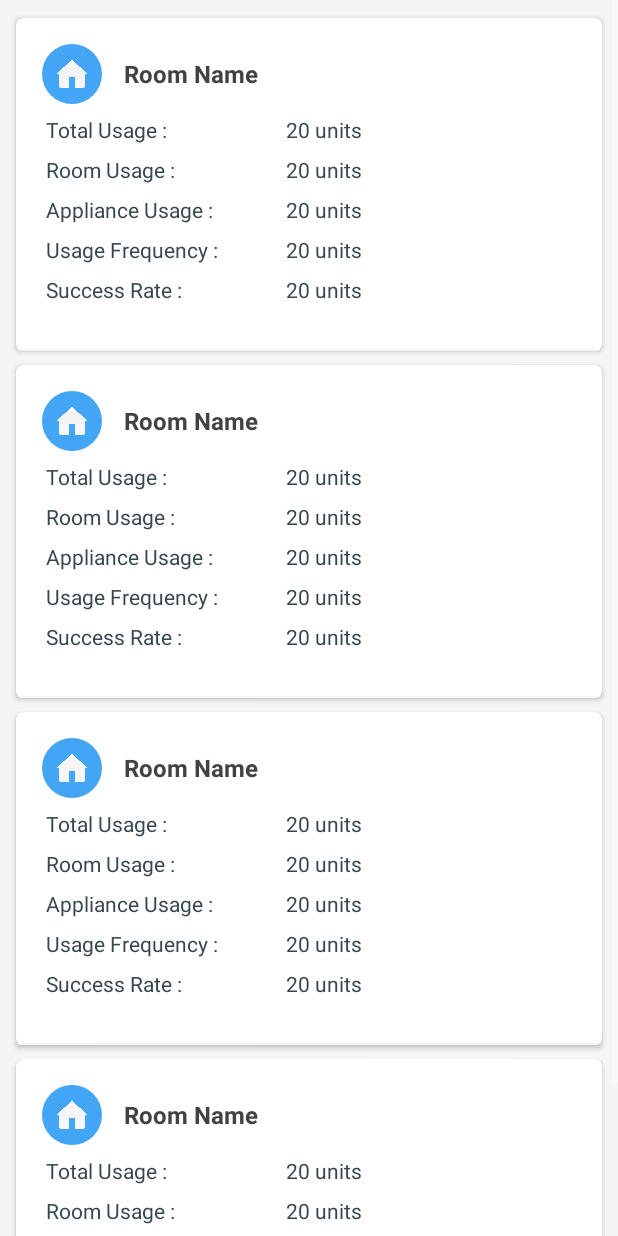
After one commit to iamrahulyadav/BoX, an Android app: the AdminDashboardActivity screen opened directly, with no data from a screen before it, on a phone screen of 412 x 824 dp. The commit adds this screen. Run offline under Robolectric (Android 15) with nearby library versions, the phone set to English and light mode, and no system bars; Roboto replaces fonts that are not available here.

```diff
--- a/app/src/main/AndroidManifest.xml
+++ b/app/src/main/AndroidManifest.xml
@@ -71,6 +71,11 @@
             android:screenOrientation="portrait"
             android:theme="@style/AppActionBarTheme"
             android:windowSoftInputMode="adjustPan|stateHidden" />
+        <activity
+            android:name=".activity.AdminDashboardActivity"
+            android:screenOrientation="portrait"
+            android:theme="@style/Theme.Design.NoActionBar"
+            android:windowSoftInputMode="adjustPan|stateHidden" />
 
         <receiver android:name=".activity.AddRoomActivity$PairingRequest">
             <intent-filter>
--- /dev/null
+++ b/app/src/main/java/com/aakriti/box/activity/AdminDashboardActivity.java
@@ -0,0 +1,15 @@
+package com.aakriti.box.activity;
+
+import android.os.Bundle;
+import android.support.v7.app.AppCompatActivity;
+
+import com.aakriti.box.R;
+
+public class AdminDashboardActivity extends AppCompatActivity {
+
+    @Override
+    protected void onCreate( Bundle savedInstanceState) {
+        super.onCreate(savedInstanceState);
+        setContentView(R.layout.activity_admin_dashboard);
+    }
+}
--- /dev/null
+++ b/app/src/main/res/layout/activity_admin_dashboard.xml
@@ -0,0 +1,34 @@
+<?xml version="1.0" encoding="utf-8"?>
+
+<ScrollView xmlns:android="http://schemas.android.com/apk/res/android"
+    android:layout_width="match_parent"
+    android:layout_height="match_parent">
+
+    <LinearLayout
+        android:layout_width="match_parent"
+        android:layout_height="match_parent"
+        android:background="@color/white"
+        android:orientation="vertical"
+        android:padding="7dp">
+
+        <include
+            layout="@layout/item_list_subcat"
+            android:layout_width="match_parent"
+            android:layout_height="wrap_content" />
+
+        <include
+            layout="@layout/item_list_subcat"
+            android:layout_width="match_parent"
+            android:layout_height="wrap_content" />
+
+        <include
+            layout="@layout/item_list_subcat"
+            android:layout_width="match_parent"
+            android:layout_height="wrap_content" />
+
+        <include
+            layout="@layout/item_list_subcat"
+            android:layout_width="match_parent"
+            android:layout_height="wrap_content" />
+    </LinearLayout>
+</ScrollView>
--- /dev/null
+++ b/app/src/main/res/layout/item_list_subcat.xml
@@ -0,0 +1,226 @@
+<?xml version="1.0" encoding="utf-8"?>
+<LinearLayout xmlns:android="http://schemas.android.com/apk/res/android"
+    xmlns:app="http://schemas.android.com/apk/res-auto"
+    android:id="@+id/lyt_parent"
+    android:layout_width="match_parent"
+    android:layout_height="wrap_content"
+    android:background="?attr/selectableItemBackground"
+    android:clickable="true"
+    android:orientation="vertical">
+
+    <android.support.v7.widget.CardView
+        android:layout_width="match_parent"
+        android:layout_height="wrap_content"
+        app:cardCornerRadius="@dimen/spacing_medium"
+        app:cardElevation="@dimen/spacing_xsmall"
+        app:cardUseCompatPadding="true">
+
+        <LinearLayout
+            android:layout_width="match_parent"
+            android:layout_height="wrap_content"
+            android:background="#ffffff"
+            android:orientation="vertical">
+
+            <LinearLayout
+                android:layout_width="match_parent"
+                android:layout_height="match_parent"
+                android:gravity="center_vertical"
+                android:orientation="vertical"
+                android:paddingBottom="@dimen/spacing_middle"
+                android:paddingLeft="@dimen/spacing_middle"
+                android:paddingTop="@dimen/spacing_middle">
+
+
+                <LinearLayout
+                    android:layout_width="match_parent"
+                    android:layout_height="wrap_content"
+                    android:orientation="horizontal">
+
+                    <ImageView
+                        android:id="@+id/photo"
+                        android:layout_width="40dp"
+                        android:layout_height="40dp"
+                        android:layout_gravity="center_vertical"
+                        android:layout_margin="7dp"
+                        android:background="@drawable/round_shape"
+                        android:padding="7dp"
+                        android:src="@drawable/ic_home"
+                        android:tint="@color/white"
+                        android:visibility="visible" />
+
+                    <TextView
+                        android:id="@+id/text_name"
+                        android:layout_width="wrap_content"
+                        android:layout_height="wrap_content"
+                        android:layout_gravity="center_vertical"
+                        android:layout_margin="7dp"
+                        android:gravity="center"
+                        android:text="Room Name"
+                        android:textAppearance="@style/TextAppearance.AppCompat.Subhead"
+                        android:textColor="@color/material_grey_800"
+                        android:textStyle="bold" />
+                </LinearLayout>
+
+                <LinearLayout
+                    android:layout_width="match_parent"
+                    android:layout_height="wrap_content"
+                    android:orientation="vertical"
+                    android:paddingLeft="@dimen/spacing_middle">
+
+                    <LinearLayout
+                        android:layout_width="match_parent"
+                        android:layout_height="wrap_content"
+                        android:orientation="horizontal"
+                        android:weightSum="2">
+
+                        <TextView
+                            android:layout_width="0dp"
+                            android:layout_height="wrap_content"
+                            android:layout_weight="1"
+                            android:text="Total Usage :"
+                            android:textAppearance="?android:textAppearance"
+                            android:textColor="@color/grey_dark" />
+
+                        <TextView
+                            android:layout_width="wrap_content"
+                            android:layout_height="wrap_content"
+                            android:text="20 units"
+                            android:textAppearance="?android:textAppearance"
+                            android:textColor="@color/grey_dark" />
+
+                    </LinearLayout>
+
+                    <LinearLayout
+                        android:layout_width="match_parent"
+                        android:layout_height="wrap_content"
+                        android:layout_marginTop="7dp"
+                        android:orientation="horizontal"
+                        android:weightSum="2">
+
+                        <TextView
+                            android:layout_width="0dp"
+                            android:layout_height="wrap_content"
+                            android:layout_weight="1"
+                            android:text="Room Usage :"
+                            android:textAppearance="?android:textAppearance"
+                            android:textColor="@color/grey_dark" />
+
+                        <TextView
+                            android:layout_width="wrap_content"
+                            android:layout_height="wrap_content"
+                            android:text="20 units"
+                            android:textAppearance="?android:textAppearance"
+                            android:textColor="@color/grey_dark" />
+
+                    </LinearLayout>
+
+                    <LinearLayout
+                        android:layout_width="match_parent"
+                        android:layout_height="wrap_content"
+                        android:layout_marginTop="7dp"
+                        android:orientation="horizontal"
+                        android:weightSum="2">
+
+                        <TextView
+                            android:layout_width="0dp"
+                            android:layout_height="wrap_content"
+                            android:layout_weight="1"
+                            android:text="Appliance Usage :"
+                            android:textAppearance="?android:textAppearance"
+                            android:textColor="@color/grey_dark" />
+
+                        <TextView
+                            android:layout_width="wrap_content"
+                            android:layout_height="wrap_content"
+                            android:text="20 units"
+                            android:textAppearance="?android:textAppearance"
+                            android:textColor="@color/grey_dark" />
+
+                    </LinearLayout>
+
+                    <LinearLayout
+                        android:layout_width="match_parent"
+                        android:layout_height="wrap_content"
+                        android:layout_marginTop="7dp"
+                        android:orientation="horizontal"
+                        android:weightSum="2">
+
+                        <TextView
+                            android:layout_width="0dp"
+                            android:layout_height="wrap_content"
+                            android:layout_weight="1"
+                            android:text="Usage Frequency :"
+                            android:textAppearance="?android:textAppearance"
+                            android:textColor="@color/grey_dark" />
+
+                        <TextView
+                            android:layout_width="wrap_content"
+                            android:layout_height="wrap_content"
+                            android:text="20 units"
+                            android:textAppearance="?android:textAppearance"
+                            android:textColor="@color/grey_dark" />
+
+                    </LinearLayout>
+
+                    <LinearLayout
+                        android:layout_width="match_parent"
+                        android:layout_height="wrap_content"
+                        android:layout_marginTop="7dp"
+                        android:orientation="horizontal"
+                        android:weightSum="2">
+
+                        <TextView
+                            android:layout_width="0dp"
+                            android:layout_height="wrap_content"
+                            android:layout_weight="1"
+                            android:text="Success Rate :"
+                            android:textAppearance="?android:textAppearance"
+                            android:textColor="@color/grey_dark" />
+
+                        <TextView
+                            android:layout_width="wrap_content"
+                            android:layout_height="wrap_content"
+                            android:text="20 units"
+                            android:textAppearance="?android:textAppearance"
+                            android:textColor="@color/grey_dark" />
+
+                    </LinearLayout>
+
+
+                </LinearLayout>
+
+            </LinearLayout>
+
+            <LinearLayout
+                android:layout_width="match_parent"
+                android:layout_height="wrap_content"
+                android:orientation="vertical"
+                android:padding="@dimen/spacing_middle">
+
+                <ImageView
+                    android:id="@+id/photo_content"
+                    android:layout_width="match_parent"
+                    android:layout_height="wrap_content"
+                    android:adjustViewBounds="true"
+                    android:maxHeight="250dp"
+                    android:scaleType="centerCrop"
+                    android:visibility="gone" />
+
+                <TextView
+                    android:id="@+id/text_content"
+                    android:layout_width="match_parent"
+                    android:layout_height="wrap_content"
+                    android:visibility="gone" />
+            </LinearLayout>
+
+            <View
+                android:layout_width="match_parent"
+                android:layout_height="2px"
+                android:background="@color/grey_soft" />
+
+
+        </LinearLayout>
+
+    </android.support.v7.widget.CardView>
+
+</LinearLayout>
```
Also changed, not shown: app/src/main/java/com/aakriti/box/activity/SigninActivity.java (+35 -6 lines), app/src/main/res/layout/activity_create_appliances.xml (+40 -1 lines), app/src/main/res/layout/activity_signin.xml (+38 -5 lines), app/src/main/res/values/styles.xml (+7 -0 lines).
